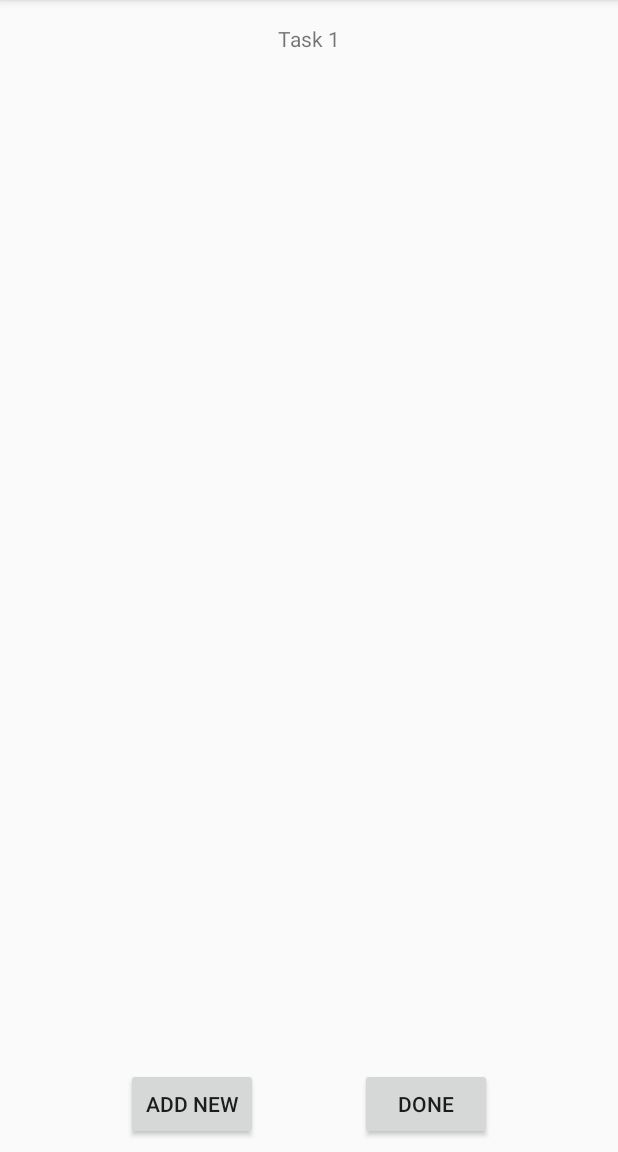
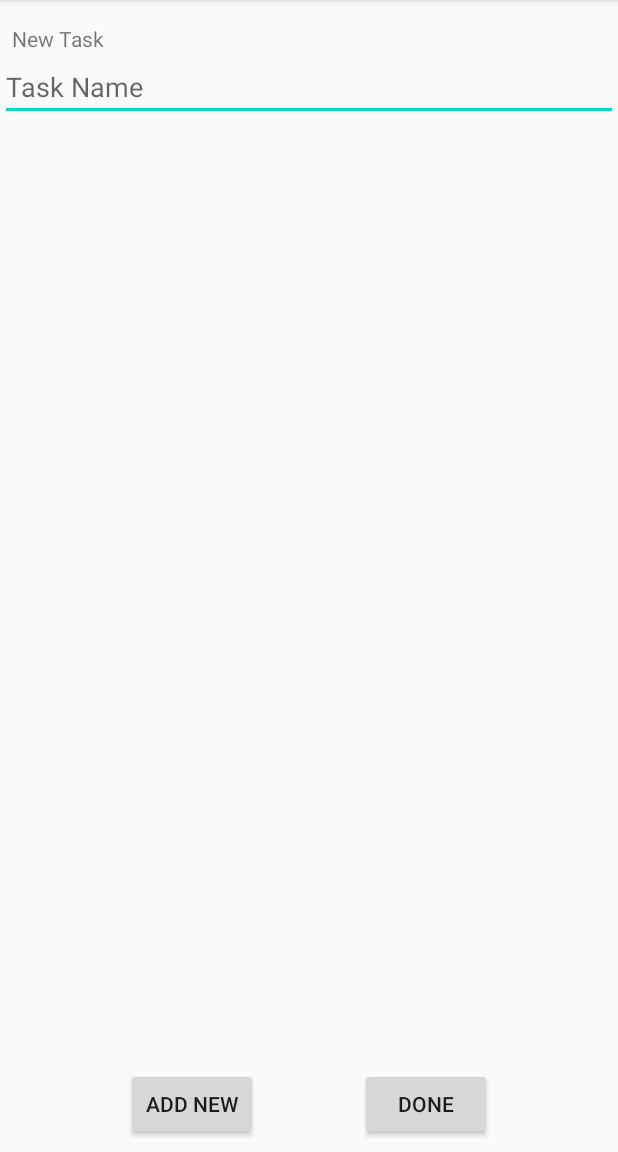
Before and after one commit to SpencerCBryson/GPSTasks, an Android app: the screen it shows after launch (AddTask), after a tap on "ADD NEW", on a phone screen of 412 x 824 dp, the part 84-1236 px from its top. Run offline under Robolectric (Android 15) with nearby library versions, the phone set to English and light mode, and no system bars.

Commit message:
DB saves tasks now

```diff
--- a/app/src/main/java/com/spencerbyson/gpstasks/AddTask.kt
+++ b/app/src/main/java/com/spencerbyson/gpstasks/AddTask.kt
@@ -10,6 +10,7 @@ import android.support.v7.widget.RecyclerView
 import android.view.*
 import android.widget.Button
 import android.widget.LinearLayout
+import android.widget.TextView
 import kotlinx.android.synthetic.main.sms_action.*
 
 class AddTask : AppCompatActivity(), TaskBuilderRecyclerAdapter.PreviewListener, TextListener {
@@ -70,7 +71,8 @@ class AddTask : AppCompatActivity(), TaskBuilderRecyclerAdapter.PreviewListener,
     }
 
     fun finishTaskBuilder(view : View) {
-        val task = Task("test", currentSteps, true)
+        val title = findViewById<TextView>(R.id.mtaskNameTxt).text.toString()
+        val task = Task(title, currentSteps, true)
         val data = Intent()
         data.putExtra("task", task)
 
--- a/app/src/main/java/com/spencerbyson/gpstasks/ConfigureTaskLocation.kt
+++ b/app/src/main/java/com/spencerbyson/gpstasks/ConfigureTaskLocation.kt
@@ -45,7 +45,7 @@ class ConfigureTaskLocation : AppCompatActivity(), OnMapReadyCallback, PlaceSele
 
     override fun onPlaceSelected(place : Place?) {
         val cameraUpdate = CameraPosition.builder()
-            .zoom(10.0f)
+            .zoom(20.0f)
             .target(place?.latLng)
             .build()
 
--- a/app/src/main/java/com/spencerbyson/gpstasks/Home.kt
+++ b/app/src/main/java/com/spencerbyson/gpstasks/Home.kt
@@ -25,6 +25,7 @@ class Home : AppCompatActivity() {
     val CREATE_TASK = 1
 
     lateinit var rv : RecyclerView
+    lateinit var db : DBHelper
     var taskList = ArrayList<Task>()
 
     override fun onActivityResult(requestCode: Int, resultCode: Int, data: Intent?) {
@@ -40,11 +41,13 @@ class Home : AppCompatActivity() {
         super.onCreate(savedInstanceState)
         setContentView(R.layout.activity_home)
 
-        updateTasks()
+        db = DBHelper(this)
 
 
         // get permissions, all are required to make the app function correctly
         getPerms()
+
+        updateTasks()
 
         rv = findViewById(R.id.mRecyclerView)
         rv.layoutManager = LinearLayoutManager(this, LinearLayout.VERTICAL, false)
@@ -57,8 +60,8 @@ class Home : AppCompatActivity() {
         }
 
 
-        if(permsGranted)
-            testingCode()
+//        if(permsGranted)
+//            testingCode()
     }
 
     override fun onCreateOptionsMenu(menu: Menu): Boolean {
@@ -149,11 +152,11 @@ class Home : AppCompatActivity() {
     fun addTask(task : Task) {
         taskList.add(taskList.size, task)
         rv.adapter!!.notifyItemInserted(taskList.size)
+        db.addTask(task)
     }
 
     fun updateTasks(){
-        var db = DBHelper(this)
-        db.populate()
+        //db.populate()
         var tasks = db.getTasks()
         taskList = tasks
     }
--- a/app/src/main/java/com/spencerbyson/gpstasks/StepDataObj.kt
+++ /dev/null
@@ -1,3 +0,0 @@
-package com.spencerbyson.gpstasks
-
-data class StepDataObj(val id: Int, val type: Int, val data: String)
--- a/app/src/main/java/com/spencerbyson/gpstasks/TaskStepDataObj.kt
+++ /dev/null
@@ -1,3 +0,0 @@
-package com.spencerbyson.gpstasks
-
-data class TaskStepDataObj(val taskID: Int, val stepID: Int)
--- a/app/src/main/res/layout/activity_add_task.xml
+++ b/app/src/main/res/layout/activity_add_task.xml
@@ -6,7 +6,8 @@
         android:layout_width="match_parent"
         android:layout_height="match_parent"
         tools:context=".AddTask" android:id="@+id/root_layout">
-
+    <LinearLayout android:layout_width="match_parent" android:layout_height="match_parent"
+        android:orientation="vertical">
         <TextView
                 android:layout_width="wrap_content"
                 android:layout_height="wrap_content"
@@ -14,6 +15,21 @@
                 android:layout_marginStart="8dp" app:layout_constraintEnd_toEndOf="parent"
                 android:layout_marginEnd="8dp" android:layout_marginTop="16dp" app:layout_constraintTop_toTopOf="parent"
                 android:text="@string/tasknamefiller"/>
+
+        <EditText android:layout_width="match_parent" android:layout_height="wrap_content"
+            android:hint="Task Name"
+            android:id="@+id/mtaskNameTxt"/>
+
+    <android.support.v7.widget.RecyclerView
+            android:layout_width="368dp"
+            android:layout_height="350dp"
+            android:layout_marginBottom="9dp" app:layout_constraintBottom_toTopOf="@+id/mAddButton"
+            app:layout_constraintStart_toStartOf="parent" android:layout_marginStart="8dp"
+            android:layout_marginEnd="8dp" app:layout_constraintEnd_toEndOf="parent"
+            android:id="@+id/mTaskBuilderRecyclerView"/>
+
+    </LinearLayout>
+
     <Button
             android:text="@string/addbutton"
             android:layout_width="wrap_content"
@@ -23,13 +39,6 @@
             app:layout_constraintStart_toStartOf="parent"
             android:layout_marginStart="84dp" app:layout_constraintBottom_toBottomOf="parent"
             android:layout_marginBottom="8dp"/>
-    <android.support.v7.widget.RecyclerView
-            android:layout_width="368dp"
-            android:layout_height="403dp"
-            android:layout_marginBottom="9dp" app:layout_constraintBottom_toTopOf="@+id/mAddButton"
-            app:layout_constraintStart_toStartOf="parent" android:layout_marginStart="8dp"
-            android:layout_marginEnd="8dp" app:layout_constraintEnd_toEndOf="parent"
-            android:id="@+id/mTaskBuilderRecyclerView"/>
     <Button
             android:text="Done"
             android:layout_width="wrap_content"
--- a/app/src/main/res/values/strings.xml
+++ b/app/src/main/res/values/strings.xml
@@ -3,7 +3,7 @@
     <string name="action_settings">Settings</string>
     <string name="addbutton">Add New</string>
     <string name="deletebutton">Delete</string>
-    <string name="tasknamefiller">Task 1</string>
+    <string name="tasknamefiller">New Task</string>
     <string name="taskmenutitle">Tasks</string>
     <string name="configuretask">Configure Task</string>
     <string name="configureaction">Configure Action</string>
```
Also changed, not shown: app/src/main/java/com/spencerbyson/gpstasks/TaskDataObj.kt (deleted, +0 -7 lines). Lines whose indentation alone changed are shown as unchanged.
